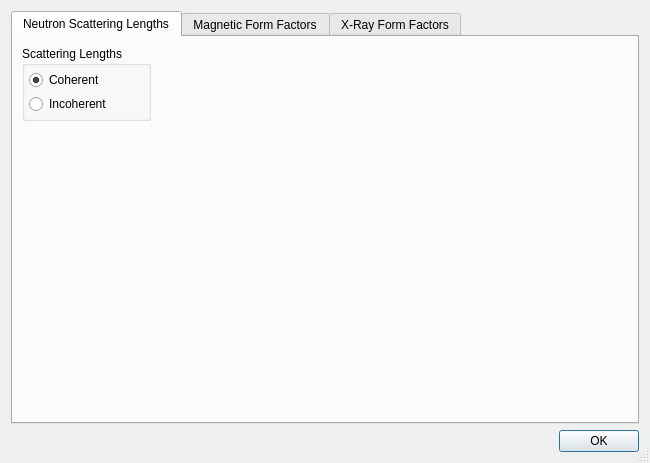
Qt form ui/formfactors.ui (tweber-ill/frm_mirror-takin1) before a commit.
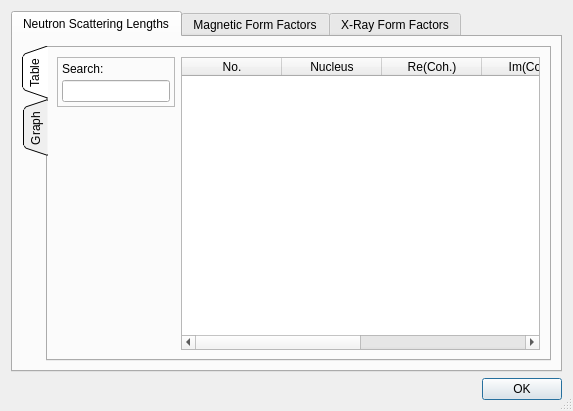
The same form after that commit. Custom widgets are drawn as their Qt base class.

Commit message: added SL table

The edit to the form file:
```diff
--- a/ui/formfactors.ui
+++ b/ui/formfactors.ui
@@ -6,8 +6,8 @@
    <rect>
     <x>0</x>
     <y>0</y>
-    <width>650</width>
-    <height>463</height>
+    <width>573</width>
+    <height>411</height>
    </rect>
   </property>
   <property name="windowTitle">
@@ -26,17 +26,133 @@
       <attribute name="title">
        <string>Neutron Scattering Lengths</string>
       </attribute>
+      <layout class="QGridLayout" name="gridLayout_8">
+       <item row="0" column="0">
+        <widget class="QTabWidget" name="tabSc2">
+         <property name="tabPosition">
+          <enum>QTabWidget::West</enum>
+         </property>
+         <property name="tabShape">
+          <enum>QTabWidget::Triangular</enum>
+         </property>
+         <property name="currentIndex">
+          <number>0</number>
+         </property>
+         <widget class="QWidget" name="tab_2">
+          <attribute name="title">
+           <string>Table</string>
+          </attribute>
+          <layout class="QGridLayout" name="gridLayout_10">
+           <item row="0" column="0">
+            <widget class="QFrame" name="frame_4">
+             <property name="frameShape">
+              <enum>QFrame::StyledPanel</enum>
+             </property>
+             <property name="frameShadow">
+              <enum>QFrame::Plain</enum>
+             </property>
+             <layout class="QGridLayout" name="gridLayout_9">
+              <property name="margin">
+               <number>4</number>
+              </property>
+              <property name="spacing">
+               <number>4</number>
+              </property>
+              <item row="0" column="0">
+               <widget class="QLabel" name="label_2">
+                <property name="text">
+                 <string>Search:</string>
+                </property>
+               </widget>
+              </item>
+              <item row="1" column="0">
+               <widget class="QLineEdit" name="editSLSearch"/>
+              </item>
+             </layout>
+            </widget>
+           </item>
+           <item row="0" column="1" rowspan="2">
+            <widget class="QTableWidget" name="tableSL">
+             <property name="sizePolicy">
+              <sizepolicy hsizetype="Expanding" vsizetype="Expanding">
+               <horstretch>3</horstretch>
+               <verstretch>0</verstretch>
+              </sizepolicy>
+             </property>
+             <property name="alternatingRowColors">
+              <bool>true</bool>
+             </property>
+             <property name="selectionBehavior">
+              <enum>QAbstractItemView::SelectRows</enum>
+             </property>
+             <property name="sortingEnabled">
+              <bool>true</bool>
+             </property>
+             <attribute name="verticalHeaderVisible">
+              <bool>false</bool>
+             </attribute>
+             <column>
+              <property name="text">
+               <string>No.</string>
+              </property>
+             </column>
+             <column>
+              <property name="text">
+               <string>Nucleus</string>
+              </property>
+             </column>
+             <column>
+              <property name="text">
+               <string>Re(Coh.)</string>
+              </property>
+             </column>
+             <column>
+              <property name="text">
+               <string>Im(Coh.)</string>
+              </property>
+             </column>
+             <column>
+              <property name="text">
+               <string>Re(Inc.)</string>
+              </property>
+             </column>
+             <column>
+              <property name="text">
+               <string>Im(Inc.)</string>
+              </property>
+             </column>
+            </widget>
+           </item>
+           <item row="1" column="0">
+            <spacer name="verticalSpacer_2">
+             <property name="orientation">
+              <enum>Qt::Vertical</enum>
+             </property>
+             <property name="sizeHint" stdset="0">
+              <size>
+               <width>20</width>
+               <height>227</height>
+              </size>
+             </property>
+            </spacer>
+           </item>
+          </layout>
+         </widget>
+         <widget class="QWidget" name="tab">
+          <attribute name="title">
+           <string>Graph</string>
+          </attribute>
       <layout class="QGridLayout" name="gridLayout_5">
        <item row="0" column="0">
-        <widget class="QGroupBox" name="groupBox_2">
+            <widget class="QFrame" name="frame_2">
          <property name="sizePolicy">
           <sizepolicy hsizetype="Preferred" vsizetype="Preferred">
            <horstretch>0</horstretch>
            <verstretch>0</verstretch>
           </sizepolicy>
          </property>
-         <property name="title">
-          <string>Scattering Lengths</string>
+             <property name="frameShape">
+              <enum>QFrame::StyledPanel</enum>
          </property>
          <layout class="QGridLayout" name="gridLayout_4">
           <property name="margin">
@@ -65,28 +181,9 @@
          </layout>
         </widget>
        </item>
-       <item row="0" column="1" rowspan="2">
-        <widget class="QwtPlot" name="plotSc">
-         <property name="sizePolicy">
-          <sizepolicy hsizetype="Preferred" vsizetype="Preferred">
-           <horstretch>3</horstretch>
-           <verstretch>0</verstretch>
-          </sizepolicy>
-         </property>
-        </widget>
-       </item>
-       <item row="1" column="0">
-        <spacer name="verticalSpacer">
-         <property name="orientation">
-          <enum>Qt::Vertical</enum>
-         </property>
-         <property name="sizeHint" stdset="0">
-          <size>
-           <width>20</width>
-           <height>276</height>
-          </size>
-         </property>
-        </spacer>
+          </layout>
+         </widget>
+        </widget>
        </item>
       </layout>
      </widget>
```
Left out of the diff: 26 changed lines with no effect on the pictures. Lines whose indentation alone changed are shown as unchanged. The commit also changes 4 other files.
